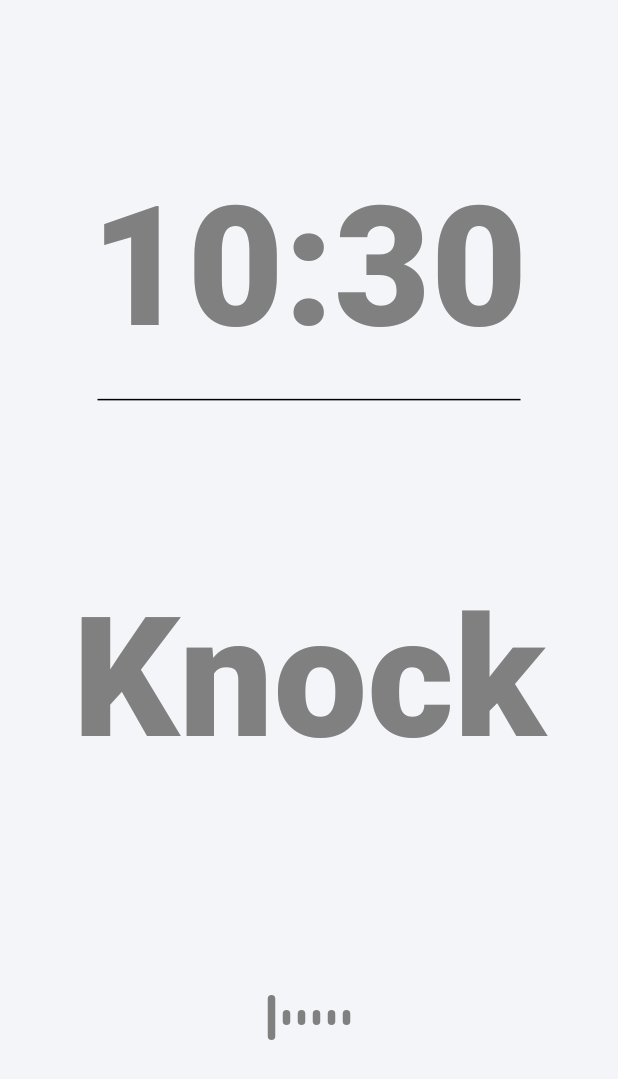
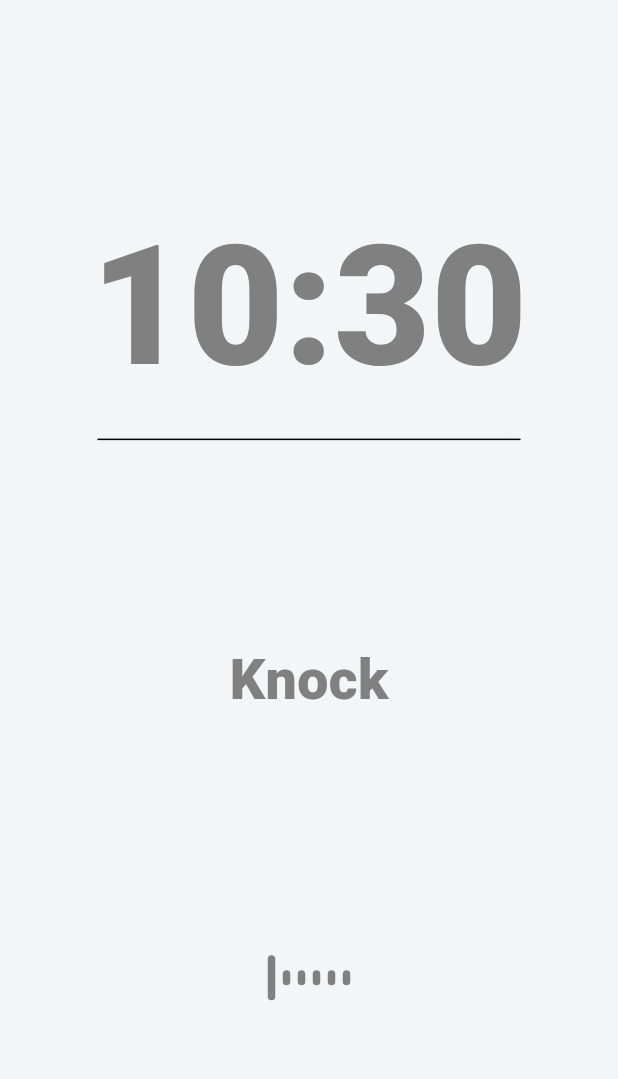
Before and after one commit to kanade012/NRC_Hackathon, a Flutter app: the screen it shows after launch, after a tap on the "notifications none" icon, on a phone screen of 412 x 824 dp. Shown: the top 1079 px of the screen. Run offline on Flutter 3.47's test engine with Material 3 defaults, Android fonts, the phone set to English and light mode, and no system bars; our stand-ins replace shared_preferences.

Commit message:
[feat] 텍스트 사이즈 관리

```diff
--- a/lib/Page/Alarm_Screen.dart
+++ b/lib/Page/Alarm_Screen.dart
@@ -1,7 +1,9 @@
 import 'dart:async';
 
 import 'package:flutter/material.dart';
-
+import 'package:provider/provider.dart';
+import 'package:shared_preferences/shared_preferences.dart';
+import '../Config/Setting_Provider.dart';
 import '../Config/color.dart';
 import '../main.dart';
 import 'MainPage.dart';
@@ -19,8 +21,23 @@ class _AlarmState extends State<Alarm> {
   @override
   void initState() {
     super.initState();
+    _loadPreferences();
     _timeString = _formatTime(DateTime.now());
     Timer.periodic(Duration(seconds: 1), (Timer t) => _getTime());
+  }
+
+  // SharedPreferences에서 저장된 값을 불러오는 함수
+  Future<void> _loadPreferences() async {
+    SharedPreferences prefs = await SharedPreferences.getInstance();
+    final settingsProvider =
+    Provider.of<SettingsProvider>(context, listen: false);
+    setState(() {
+      settingsProvider.vibrationIntensity =
+          prefs.getDouble('vibrationIntensity') ?? 1.0;
+      settingsProvider.brightness = prefs.getDouble('brightness') ?? 1.0;
+      settingsProvider.textSize = prefs.getDouble('textSize') ?? 40.0;
+      settingsProvider.transitionTime = prefs.getInt('transitionTime') ?? 1;
+    });
   }
 
   void _getTime() {
@@ -38,6 +55,8 @@ class _AlarmState extends State<Alarm> {
 
   @override
   Widget build(BuildContext context) {
+    final settingsProvider =
+    Provider.of<SettingsProvider>(context, listen: false);
     return PageView(
       children: [
         Scaffold(
@@ -66,7 +85,7 @@ class _AlarmState extends State<Alarm> {
               Text(
                 "Knock",
                 style: TextStyle(
-                    fontSize: ratio.height * 120,
+                    fontSize: ratio.height * settingsProvider.textSize,
                     color: DelightColors.grey1,
                     fontWeight: FontWeight.w900),
               ),
--- a/lib/Page/MainPage.dart
+++ b/lib/Page/MainPage.dart
@@ -1,6 +1,8 @@
 import 'package:flutter/material.dart';
 import 'package:delight/Config/color.dart';
-
+import 'package:provider/provider.dart';
+import 'package:shared_preferences/shared_preferences.dart';
+import '../Config/Setting_Provider.dart';
 import 'Alarm_Screen.dart';
 import 'Setting_Screen.dart';
 
@@ -13,7 +15,28 @@ class MainPage extends StatefulWidget {
 
 class _MainPageState extends State<MainPage> {
   @override
+  void initState() {
+    super.initState();
+    _loadPreferences(); // SharedPreferences에서 값을 불러옵니다.
+  }
+
+  // SharedPreferences에서 저장된 값을 불러오는 함수
+  Future<void> _loadPreferences() async {
+    SharedPreferences prefs = await SharedPreferences.getInstance();
+    final settingsProvider =
+    Provider.of<SettingsProvider>(context, listen: false);
+    setState(() {
+      settingsProvider.vibrationIntensity =
+          prefs.getDouble('vibrationIntensity') ?? 1.0;
+      settingsProvider.brightness = prefs.getDouble('brightness') ?? 1.0;
+      settingsProvider.textSize = prefs.getDouble('textSize') ?? 40.0;
+      settingsProvider.transitionTime = prefs.getInt('transitionTime') ?? 1;
+    });
+  }
+  @override
   Widget build(BuildContext context) {
+    final settingsProvider =
+    Provider.of<SettingsProvider>(context, listen: false);
     return
         Scaffold(
           backgroundColor: DelightColors.background,
@@ -25,7 +48,7 @@ class _MainPageState extends State<MainPage> {
                   "Delight",
                   style: TextStyle(
                       color: DelightColors.darkgrey,
-                      fontSize: 40, // 폰트 사이즈 Wear OS에 맞게 조정
+                      fontSize: settingsProvider.textSize, // 폰트 사이즈 Wear OS에 맞게 조정
                       fontWeight: FontWeight.bold,
                       fontStyle: FontStyle.italic),
                 ),
```
Also changed, not shown: lib/Page/Setting_Screen.dart (+0 -18 lines), lib/Widget/Custom_Card.dart (+11 -3 lines).
